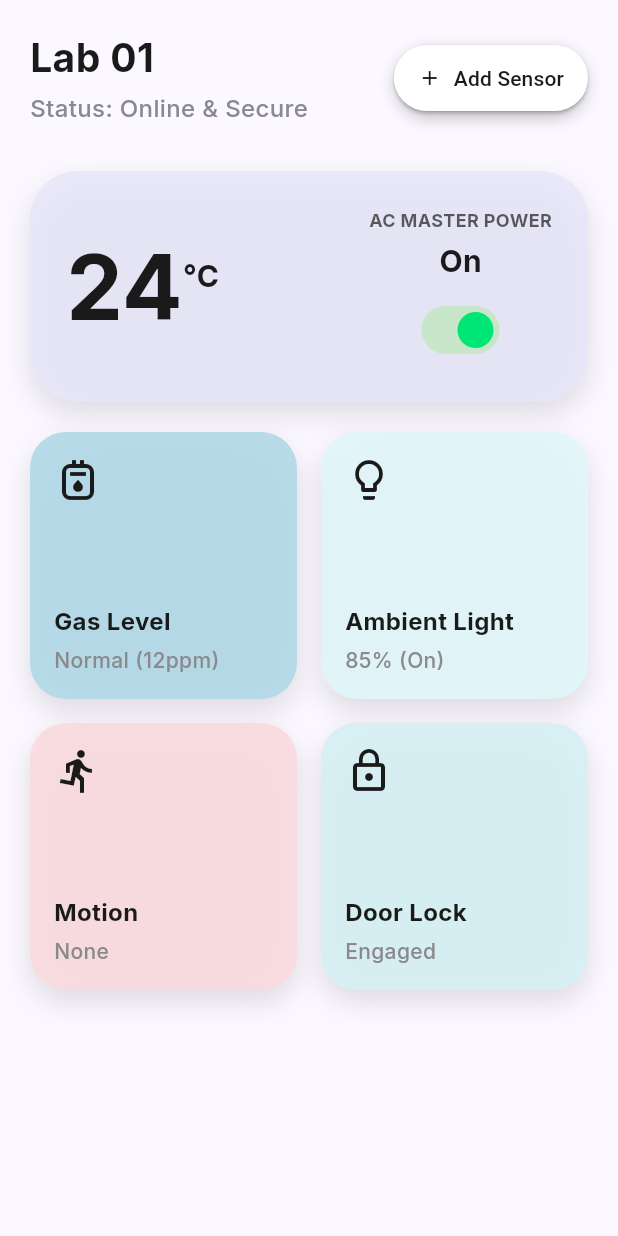
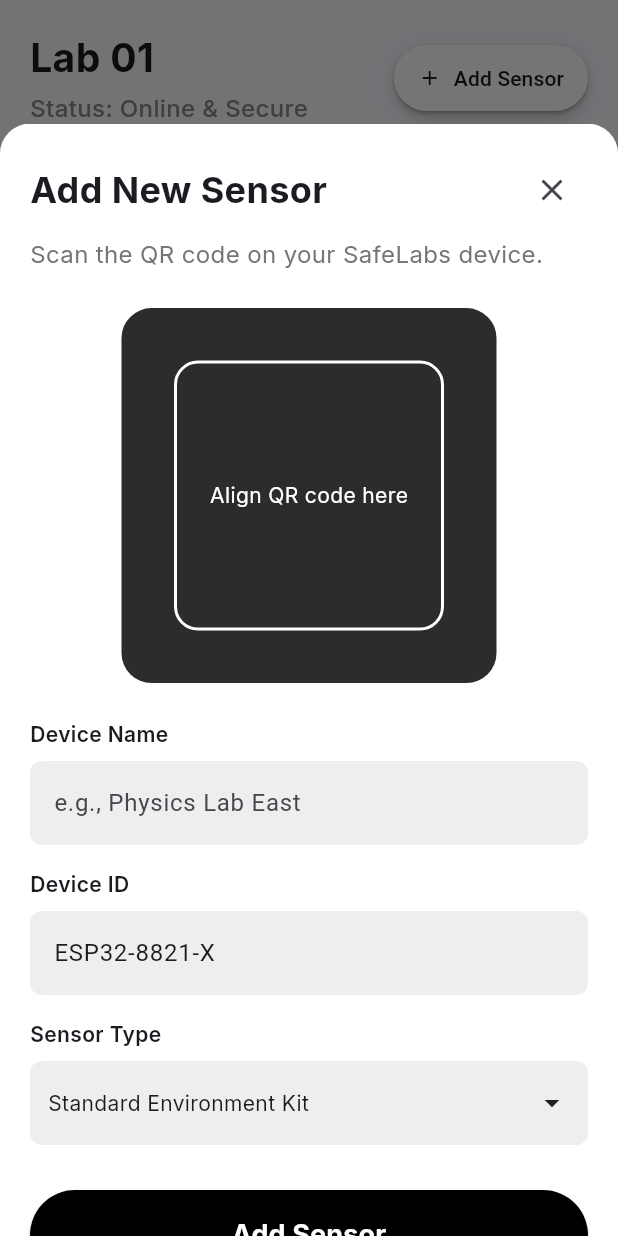
Before and after one commit to adityaupasani594/SafeLabs, a Flutter app: the MobileDashboardScreen widget shown alone on an empty page, opened directly, after a tap on "Add Sensor", on a phone screen of 412 x 824 dp. Run offline on Flutter 3.47's test engine with Material 3 defaults, Android fonts, the phone set to English and light mode, and no system bars; our stand-ins replace google_fonts.

Commit message:
Mobile UI Complete

```diff
--- /dev/null
+++ b/lib/mobile/screens/mobile_add_sensor_screen.dart
@@ -0,0 +1,194 @@
+
+import 'package:flutter/material.dart';
+import 'package:google_fonts/google_fonts.dart';
+import 'package:safe_labs/mobile/screens/mobile_select_sensor_type_screen.dart';
+
+class AddNewSensorScreen extends StatefulWidget {
+  final Function(String deviceName, String sensorType) onSensorAdded;
+
+  const AddNewSensorScreen({super.key, required this.onSensorAdded});
+
+  @override
+  _AddNewSensorScreenState createState() => _AddNewSensorScreenState();
+}
+
+class _AddNewSensorScreenState extends State<AddNewSensorScreen> {
+  String _deviceName = '';
+  final String _deviceId = 'ESP32-8821-X'; // Prefilled from image
+  String _sensorType = 'Standard Environment Kit';
+
+  @override
+  Widget build(BuildContext context) {
+    return SingleChildScrollView(
+      child: Container(
+        padding: const EdgeInsets.fromLTRB(20, 20, 20, 40),
+        decoration: const BoxDecoration(
+          color: Colors.white,
+          borderRadius: BorderRadius.only(
+            topLeft: Radius.circular(20),
+            topRight: Radius.circular(20),
+          ),
+        ),
+        child: Column(
+          crossAxisAlignment: CrossAxisAlignment.start,
+          mainAxisSize: MainAxisSize.min,
+          children: [
+            Row(
+              mainAxisAlignment: MainAxisAlignment.spaceBetween,
+              children: [
+                Text(
+                  'Add New Sensor',
+                  style: GoogleFonts.inter(
+                      fontSize: 24, fontWeight: FontWeight.bold),
+                ),
+                IconButton(
+                  icon: const Icon(Icons.close),
+                  onPressed: () => Navigator.of(context).pop(),
+                ),
+              ],
+            ),
+            const SizedBox(height: 8),
+            Text(
+              'Scan the QR code on your SafeLabs device.',
+              style: GoogleFonts.inter(fontSize: 16, color: Colors.grey[600]),
+            ),
+            const SizedBox(height: 24),
+            Center(
+              child: Container(
+                width: 250,
+                height: 250,
+                decoration: BoxDecoration(
+                  color: const Color(0xFF2C2C2E),
+                  borderRadius: BorderRadius.circular(20),
+                ),
+                child: Center(
+                  child: Container(
+                    width: 180,
+                    height: 180,
+                    decoration: BoxDecoration(
+                      border: Border.all(color: Colors.white, width: 2),
+                      borderRadius: BorderRadius.circular(16),
+                    ),
+                    child: Center(
+                      child: Text(
+                        'Align QR code here',
+                        style: GoogleFonts.inter(color: Colors.white),
+                      ),
+                    ),
+                  ),
+                ),
+              ),
+            ),
+            const SizedBox(height: 24),
+            _buildTextField('Device Name', 'e.g., Physics Lab East', (value) => _deviceName = value),
+            const SizedBox(height: 16),
+            _buildTextField('Device ID', _deviceId, (value) {}, readOnly: true),
+            const SizedBox(height: 16),
+            _buildSensorTypeSelector(context),
+            const SizedBox(height: 30),
+            _buildAddSensorButton(),
+          ],
+        ),
+      ),
+    );
+  }
+
+  Widget _buildTextField(String label, String placeholder, ValueChanged<String> onChanged, {bool readOnly = false}) {
+    return Column(
+      crossAxisAlignment: CrossAxisAlignment.start,
+      children: [
+        Text(
+          label,
+          style: GoogleFonts.inter(fontWeight: FontWeight.w600),
+        ),
+        const SizedBox(height: 8),
+        TextFormField(
+          readOnly: readOnly,
+          initialValue: readOnly ? placeholder : null,
+          onChanged: onChanged,
+          decoration: InputDecoration(
+            hintText: readOnly ? null : placeholder,
+            filled: true,
+            fillColor: Colors.grey[200],
+            border: OutlineInputBorder(
+              borderRadius: BorderRadius.circular(8),
+              borderSide: BorderSide.none,
+            ),
+          ),
+        ),
+      ],
+    );
+  }
+
+  Widget _buildSensorTypeSelector(BuildContext context) {
+    return Column(
+      crossAxisAlignment: CrossAxisAlignment.start,
+      children: [
+        Text(
+          'Sensor Type',
+          style: GoogleFonts.inter(fontWeight: FontWeight.w600),
+        ),
+        const SizedBox(height: 8),
+        InkWell(
+          onTap: () async {
+            final selectedSensor = await Navigator.of(context).push(
+              MaterialPageRoute(
+                builder: (context) => const SelectSensorTypeScreen(),
+                fullscreenDialog: true,
+              ),
+            );
+            if (selectedSensor != null) {
+              setState(() {
+                _sensorType = selectedSensor;
+              });
+            }
+          },
+          child: Container(
+            padding: const EdgeInsets.symmetric(horizontal: 12, vertical: 16),
+            decoration: BoxDecoration(
+              color: Colors.grey[200],
+              borderRadius: BorderRadius.circular(8),
+            ),
+            child: Row(
+              mainAxisAlignment: MainAxisAlignment.spaceBetween,
+              children: [
+                Text(
+                  _sensorType,
+                  style: GoogleFonts.inter(),
+                ),
+                const Icon(Icons.arrow_drop_down),
+              ],
+            ),
+          ),
+        ),
+      ],
+    );
+  }
+
+  Widget _buildAddSensorButton() {
+    return ElevatedButton(
+      onPressed: () {
+        if (_deviceName.isNotEmpty) {
+          widget.onSensorAdded(_deviceName, _sensorType);
+          Navigator.of(context).pop();
+        } else {
+          ScaffoldMessenger.of(context).showSnackBar(
+            const SnackBar(content: Text('Please enter a device name.')),
+          );
+        }
+      },
+      style: ElevatedButton.styleFrom(
+        backgroundColor: Colors.black,
+        foregroundColor: Colors.white,
+        minimumSize: const Size(double.infinity, 60),
+        shape: RoundedRectangleBorder(
+          borderRadius: BorderRadius.circular(30),
+        ),
+      ),
+      child: Text(
+        'Add Sensor',
+        style: GoogleFonts.inter(fontSize: 18, fontWeight: FontWeight.bold),
+      ),
+    );
+  }
+}
--- a/lib/mobile/screens/mobile_dashboard_screen.dart
+++ b/lib/mobile/screens/mobile_dashboard_screen.dart
@@ -1,29 +1,40 @@
 
+import 'dart:math';
 import 'dart:ui';
 import 'package:flutter/material.dart';
 import 'package:google_fonts/google_fonts.dart';
 import 'package:safe_labs/core/styles.dart';
+import 'package:safe_labs/mobile/screens/mobile_add_sensor_screen.dart';
+import 'package:safe_labs/mobile/screens/mobile_select_sensor_type_screen.dart';
 
-// --- DATA MODEL ---
+// --- DATA MODELS ---
 class LabData {
   final String labName;
   final String labStatus;
   final int temperature;
-  final String gasLevelValue;
-  final String ambientLightValue;
-  final String motionValue;
-  final String doorLockValue;
   bool isACMasterOn;
 
   LabData({
     required this.labName,
     required this.labStatus,
     required this.temperature,
-    required this.gasLevelValue,
-    required this.ambientLightValue,
-    required this.motionValue,
-    required this.doorLockValue,
     required this.isACMasterOn,
+  });
+}
+
+class SensorCardData {
+  final String id;
+  final String title;
+  final String value;
+  final IconData icon;
+  final Color color;
+
+  SensorCardData({
+    required this.id,
+    required this.title,
+    required this.value,
+    required this.icon,
+    required this.color,
   });
 }
 
@@ -46,6 +57,8 @@ class MobileDashboardScreen extends StatefulWidget {
 
 class _MobileDashboardScreenState extends State<MobileDashboardScreen> {
   LabData? _labData;
+  List<SensorCardData> _sensors = [];
+  bool _deleteMode = false;
 
   @override
   void initState() {
@@ -62,11 +75,13 @@ class _MobileDashboardScreenState extends State<MobileDashboardScreen> {
           labStatus: "Status: Online & Secure",
           temperature: 24,
           isACMasterOn: true,
-          gasLevelValue: "Normal (12ppm)",
-          ambientLightValue: "85% (On)",
-          motionValue: "None",
-          doorLockValue: "Engaged",
         );
+        _sensors = [
+          SensorCardData(id: 'gas', title: "Gas Level", value: "Normal (12ppm)", icon: Icons.gas_meter_outlined, color: lightBlue),
+          SensorCardData(id: 'light', title: "Ambient Light", value: "85% (On)", icon: Icons.lightbulb_outline, color: cyanMint),
+          SensorCardData(id: 'motion', title: "Motion", value: "None", icon: Icons.directions_run, color: softPink),
+          SensorCardData(id: 'door', title: "Door Lock", value: "Engaged", icon: Icons.lock_outline, color: softGreen),
+        ];
       });
     });
   }
@@ -78,6 +93,49 @@ class _MobileDashboardScreenState extends State<MobileDashboardScreen> {
     });
   }
 
+  void _addSensor(String deviceName, String sensorType) {
+    final newSensor = SensorCardData(
+      id: DateTime.now().millisecondsSinceEpoch.toString(),
+      title: deviceName,
+      value: "Reading...",
+      icon: _getIconForSensorType(sensorType),
+      color: _getColorForSensorType(sensorType),
+    );
+    setState(() {
+      _sensors.add(newSensor);
+    });
+  }
+
+  void _deleteSensor(String id) {
+    setState(() {
+      _sensors.removeWhere((sensor) => sensor.id == id);
+    });
+  }
+
+  IconData _getIconForSensorType(String sensorType) {
+    final type = sensorTypes.firstWhere((t) => t.name == sensorType, orElse: () => sensorTypes.first);
+    return type.icon;
+  }
+
+  Color _getColorForSensorType(String sensorType) {
+    final availableColors = [lightBlue, cyanMint, softPink, softGreen, Colors.orange.shade100, Colors.teal.shade100];
+    return availableColors[Random().nextInt(availableColors.length)];
+  }
+
+  void _showAddSensorSheet() {
+    showModalBottomSheet(
+      context: context,
+      isScrollControlled: true,
+      backgroundColor: Colors.transparent,
+      builder: (context) => DraggableScrollableSheet(
+        initialChildSize: 0.9,
+        maxChildSize: 0.9,
+        minChildSize: 0.5,
+        builder: (_, controller) => AddNewSensorScreen(onSensorAdded: _addSensor),
+      ),
+    );
+  }
+
   @override
   Widget build(BuildContext context) {
     if (_labData == null) {
@@ -85,19 +143,15 @@ class _MobileDashboardScreenState extends State<MobileDashboardScreen> {
     }
 
     return ListView(
-      padding: const EdgeInsets.symmetric(horizontal: 20.0),
+      padding: EdgeInsets.fromLTRB(20, MediaQuery.of(context).padding.top + 20, 20, 120),
       children: [
-        const SizedBox(height: 20),
         _buildHeader(_labData!.labName, _labData!.labStatus),
         const SizedBox(height: 30),
         _buildHeroSection(_labData!.temperature, _labData!.isACMasterOn),
         const SizedBox(height: 20),
-        _buildSensorGrid(
-          _labData!.gasLevelValue,
-          _labData!.ambientLightValue,
-          _labData!.motionValue,
-          _labData!.doorLockValue,
-        ),
+        _buildSensorGrid(),
+        const SizedBox(height: 30),
+        _buildDeleteModeToggle(),
       ],
     );
   }
@@ -123,7 +177,7 @@ class _MobileDashboardScreenState extends State<MobileDashboardScreen> {
             boxShadow: const [AppleShadows.button],
           ),
           child: ElevatedButton.icon(
-            onPressed: () {},
+            onPressed: _showAddSensorSheet,
             icon: const Icon(Icons.add, size: 16),
             label: const Text("Add Sensor"),
             style: ElevatedButton.styleFrom(
@@ -140,10 +194,7 @@ class _MobileDashboardScreenState extends State<MobileDashboardScreen> {
 
   Widget _buildHeroSection(int temp, bool isAcOn) {
     return Container(
-      decoration: BoxDecoration(
-        borderRadius: BorderRadius.circular(32.0),
-        boxShadow: const [AppleShadows.card],
-      ),
+      decoration: BoxDecoration(borderRadius: BorderRadius.circular(32.0), boxShadow: const [AppleShadows.card]),
       child: ClipRRect(
         borderRadius: BorderRadius.circular(32.0),
         child: BackdropFilter(
@@ -187,44 +238,51 @@ class _MobileDashboardScreenState extends State<MobileDashboardScreen> {
     );
   }
 
-  Widget _buildSensorGrid(String gas, String light, String motion, String door) {
-    return GridView.count(
-      crossAxisCount: 2,
-      crossAxisSpacing: 16,
-      mainAxisSpacing: 16,
+  Widget _buildSensorGrid() {
+    return GridView.builder(
+      gridDelegate: const SliverGridDelegateWithFixedCrossAxisCount(crossAxisCount: 2, crossAxisSpacing: 16, mainAxisSpacing: 16),
+      itemCount: _sensors.length,
       shrinkWrap: true,
       physics: const NeverScrollableScrollPhysics(),
-      children: [
-        _buildSensorCard(icon: Icons.gas_meter_outlined, title: "Gas Level", value: gas, color: lightBlue),
-        _buildSensorCard(icon: Icons.lightbulb_outline, title: "Ambient Light", value: light, color: cyanMint),
-        _buildSensorCard(icon: Icons.directions_run, title: "Motion", value: motion, color: softPink),
-        _buildSensorCard(icon: Icons.lock_outline, title: "Door Lock", value: door, color: softGreen),
-      ],
+      itemBuilder: (context, index) {
+        final sensor = _sensors[index];
+        return _buildSensorCard(sensor: sensor);
+      },
     );
   }
 
-  Widget _buildSensorCard({required IconData icon, required String title, required String value, required Color color}) {
+  Widget _buildSensorCard({required SensorCardData sensor}) {
     return Container(
-      decoration: BoxDecoration(
-        borderRadius: BorderRadius.circular(24.0),
-        boxShadow: const [AppleShadows.card],
-      ),
+      decoration: BoxDecoration(borderRadius: BorderRadius.circular(24.0), boxShadow: const [AppleShadows.card]),
       child: ClipRRect(
         borderRadius: BorderRadius.circular(24.0),
         child: BackdropFilter(
           filter: ImageFilter.blur(sigmaX: 15, sigmaY: 15),
           child: Container(
             padding: const EdgeInsets.all(16.0),
-            color: color.withOpacity(0.85),
-            child: Column(
-              crossAxisAlignment: CrossAxisAlignment.start,
-              mainAxisAlignment: MainAxisAlignment.spaceBetween,
+            color: sensor.color.withOpacity(0.85),
+            child: Stack(
               children: [
-                Icon(icon, size: 32, color: blackText),
-                const Spacer(),
-                Text(title, style: GoogleFonts.inter(fontSize: 16, fontWeight: FontWeight.bold, color: blackText)),
-                const SizedBox(height: 4),
-                Text(value, style: GoogleFonts.inter(fontSize: 14, color: greyText, fontWeight: FontWeight.w500)),
+                Column(
+                  crossAxisAlignment: CrossAxisAlignment.start,
+                  mainAxisAlignment: MainAxisAlignment.spaceBetween,
+                  children: [
+                    Icon(sensor.icon, size: 32, color: blackText),
+                    const Spacer(),
+                    Text(sensor.title, style: GoogleFonts.inter(fontSize: 16, fontWeight: FontWeight.bold, color: blackText)),
+                    const SizedBox(height: 4),
+                    Text(sensor.value, style: GoogleFonts.inter(fontSize: 14, color: greyText, fontWeight: FontWeight.w500)),
+                  ],
+                ),
+                if (_deleteMode)
+                  Positioned(
+                    top: -10,
+                    right: -10,
+                    child: IconButton(
+                      icon: const Icon(Icons.remove_circle, color: Colors.redAccent),
+                      onPressed: () => _deleteSensor(sensor.id),
+                    ),
+                  ),
               ],
             ),
           ),
@@ -232,4 +290,21 @@ class _MobileDashboardScreenState extends State<MobileDashboardScreen> {
       ),
     );
   }
+
+  Widget _buildDeleteModeToggle() {
+    return Row(
+      mainAxisAlignment: MainAxisAlignment.center,
+      children: [
+        Checkbox(
+          value: _deleteMode,
+          onChanged: (val) => setState(() => _deleteMode = val ?? false),
+          activeColor: Colors.redAccent,
+        ),
+        Text(
+          "Delete Sensors",
+          style: GoogleFonts.inter(fontWeight: FontWeight.w600, color: _deleteMode ? Colors.redAccent : blackText),
+        ),
+      ],
+    );
+  }
 }
--- a/lib/mobile/screens/mobile_login_screen.dart
+++ b/lib/mobile/screens/mobile_login_screen.dart
@@ -237,6 +237,7 @@ class _MobileLoginScreenState extends State<MobileLoginScreen> {
 
   Widget _buildRoleSelector() {
     return Row(
+      mainAxisAlignment: MainAxisAlignment.center,
       children: [
         _buildChoiceChip('Lab Admin'),
         const SizedBox(width: 12),
@@ -270,7 +271,7 @@ class _MobileLoginScreenState extends State<MobileLoginScreen> {
           width: 1.5,
         ),
       ),
-      padding: const EdgeInsets.symmetric(horizontal: 18, vertical: 12),
+      padding: const EdgeInsets.symmetric(horizontal: 25, vertical: 12),
     );
   }
 
```
Also changed, not shown: lib/mobile/screens/mobile_main_screen.dart (+27 -4 lines), lib/mobile/screens/mobile_select_sensor_type_screen.dart (added, +143 -0 lines).
